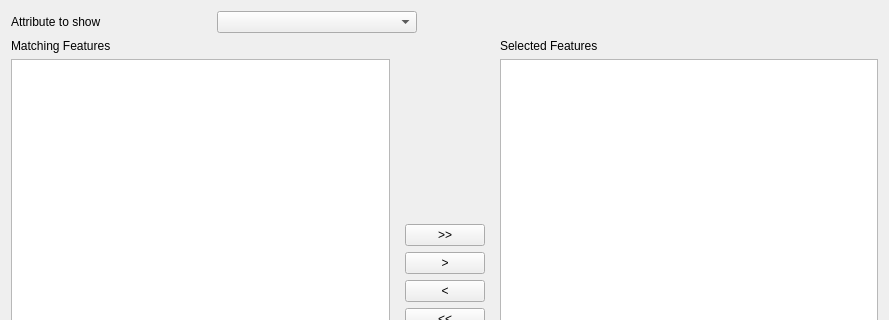
Qt form retrievedata_dialog_selectfields.ui (costquestassociates/cqafabric_QGIS) before a commit; both pictures show x 0 to 889 and y 0 to 320 of the 889 by 526 pixel window.
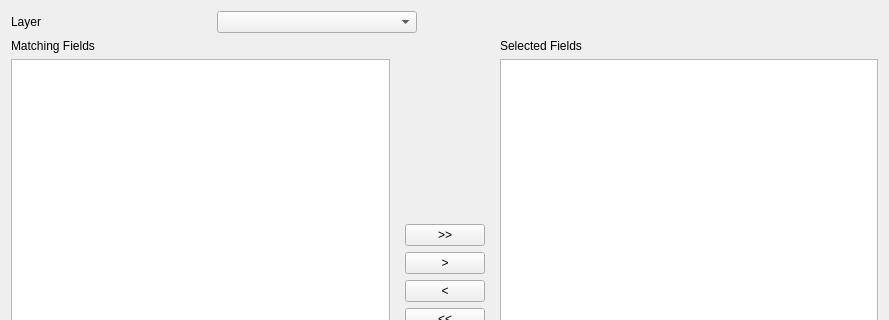
The same form after that commit. Custom widgets are drawn as their Qt base class.

```diff
--- a/retrievedata_dialog_selectfields.ui
+++ b/retrievedata_dialog_selectfields.ui
@@ -25,7 +25,7 @@
         </size>
        </property>
        <property name="text">
-        <string>Attribute to show</string>
+        <string>Layer</string>
        </property>
       </widget>
      </item>
@@ -61,7 +61,7 @@
        <item>
         <widget class="QLabel" name="availableLbl">
          <property name="text">
-          <string>Matching Features</string>
+          <string>Matching Fields</string>
          </property>
         </widget>
        </item>
@@ -178,7 +178,7 @@
        <item>
         <widget class="QLabel" name="selectedLbl">
          <property name="text">
-          <string>Selected Features</string>
+          <string>Selected Fields</string>
          </property>
         </widget>
        </item>
```
